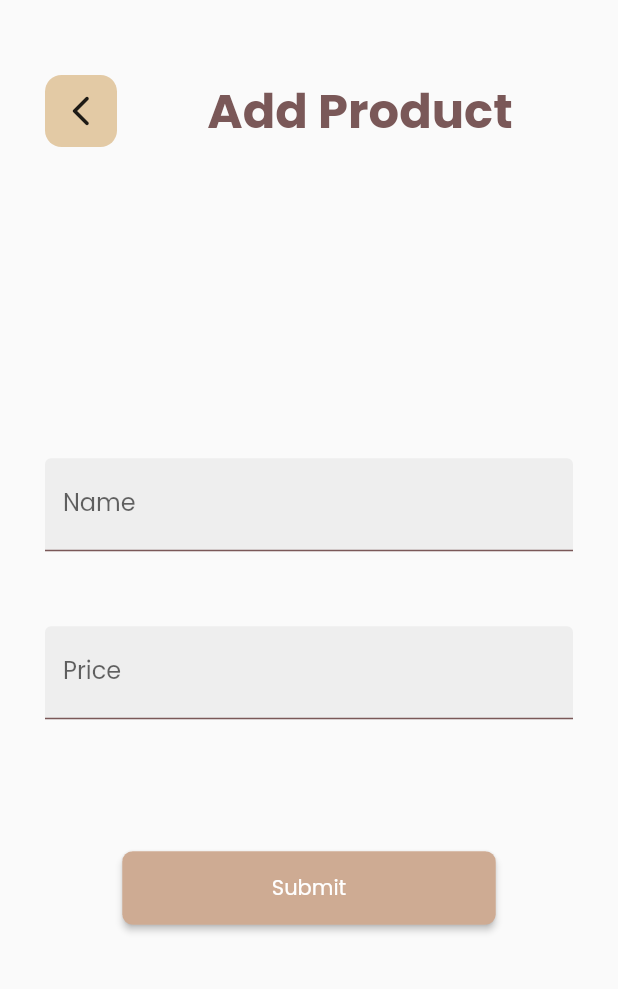
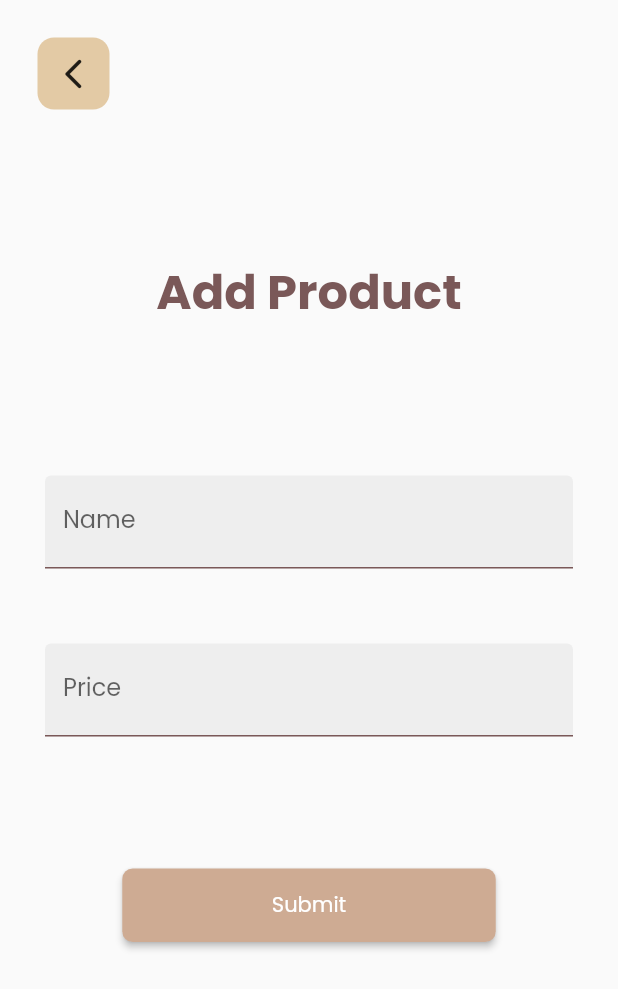
Before and after one commit to dna2121/cafe_app, a Flutter app: the AddProductView screen opened by its route, on a phone screen of 412 x 824 dp. Shown: the top 989 px of the screen. Run offline on Flutter 3.47's test engine with Material 2 defaults, Android fonts, the light colour scheme and no system bars; our stand-ins replace cloud_firestore, firebase_core, font_awesome_flutter, get; accounts and stored records are empty.

Commit message:
fixed appBar and text

```diff
--- a/lib/app/modules/add_product/views/add_product_view.dart
+++ b/lib/app/modules/add_product/views/add_product_view.dart
@@ -12,13 +12,14 @@ class AddProductView extends GetView<AddProductController> {
   @override
   Widget build(BuildContext context) {
     return Scaffold(
-      body: Column(
+      body: SafeArea(
+        child: Column(
           mainAxisAlignment: MainAxisAlignment.spaceBetween,
           children: [
-          Row(
-            children: [
-              Padding(
-                padding: const EdgeInsets.only(left: 30, top: 50),
+            Align(
+              alignment: Alignment.centerLeft,
+              child: Padding(
+                padding: const EdgeInsets.only(left: 25, top: 25),
                 child: Container(
                   decoration: BoxDecoration(
                     color: AppColor.navbarColor,
@@ -30,21 +31,14 @@ class AddProductView extends GetView<AddProductController> {
                   ),
                 ),
               ),
-              const SizedBox(width: 20),
-              const Expanded(
-                child: Padding(
-                  padding: EdgeInsets.only(top: 50, right: 30),
-                  child: Text(
+            ),
+            const Text(
               "Add Product",
               textAlign: TextAlign.center,
               style: TextStyle(
                   fontSize: 32,
                   color: AppColor.primaryColor,
                   fontWeight: FontWeight.bold),
-                  ),
-                ),
-              )
-            ],
             ),
             Padding(
               padding: const EdgeInsets.symmetric(horizontal: 30),
@@ -99,7 +93,9 @@ class AddProductView extends GetView<AddProductController> {
               ),
             ),
             const SizedBox(),
+            const SizedBox(),
           ],
+        ),
       ),
     );
   }
```
Lines whose indentation alone changed are shown as unchanged.
